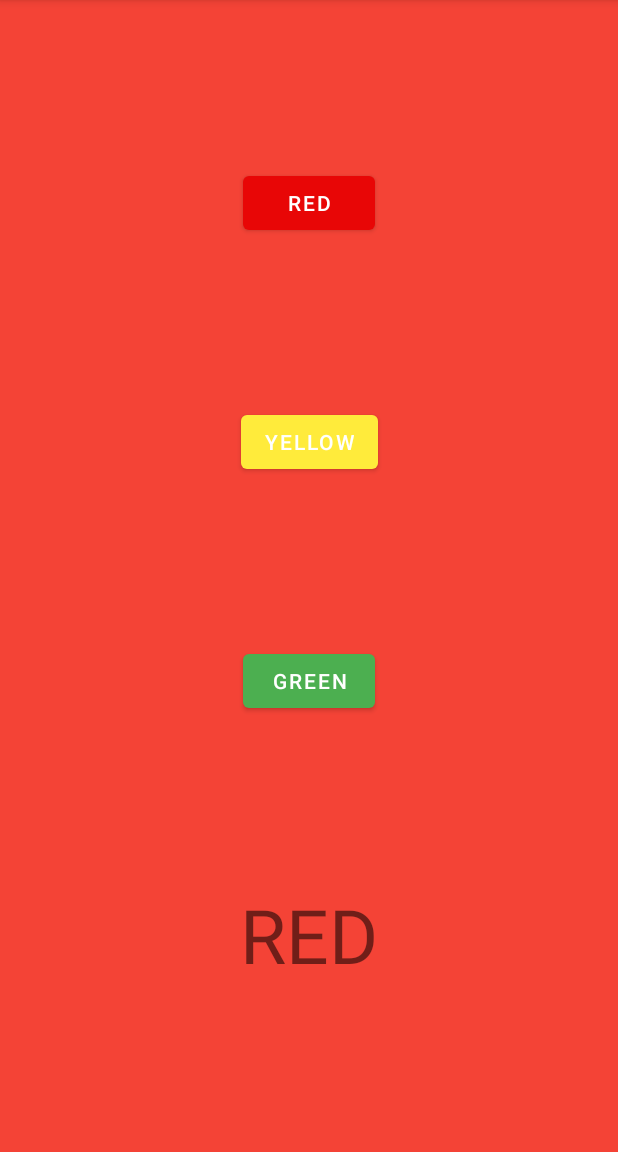
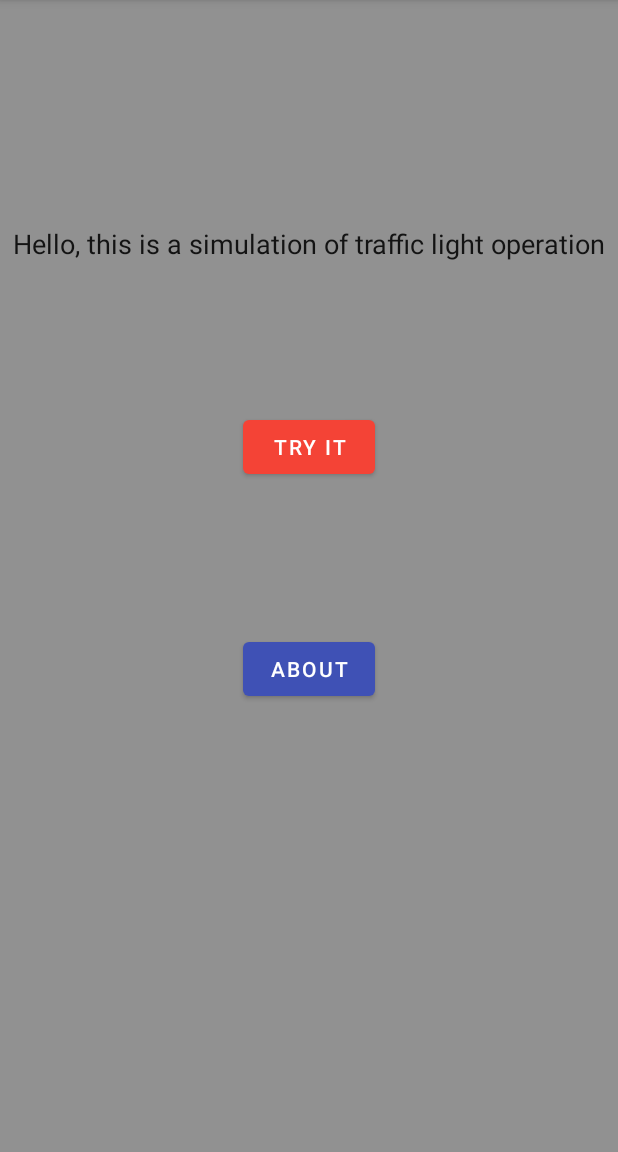
Before and after one commit to zorinivanand/Svetofor-master, an Android app: the screen it shows after launch (MainActivity before the commit, HelloActivity after it), on a phone screen of 412 x 824 dp, the part 84-1236 px from its top. Run offline under Robolectric (Android 15) with nearby library versions, the phone set to English and light mode, and no system bars.

Commit message:
add starting page

```diff
--- a/app/src/main/AndroidManifest.xml
+++ b/app/src/main/AndroidManifest.xml
@@ -9,7 +9,8 @@
         android:roundIcon="@mipmap/ic_launcher_round"
         android:supportsRtl="true"
         android:theme="@style/Theme.Svetofor">
-        <activity android:name=".MainActivity">
+        <activity android:name=".MainActivity"></activity>
+        <activity android:name=".HelloActivity">
             <intent-filter>
                 <action android:name="android.intent.action.MAIN" />
 
--- /dev/null
+++ b/app/src/main/java/ru/zorinivan/svetofor/HelloActivity.java
@@ -0,0 +1,20 @@
+package ru.zorinivan.svetofor;
+
+import androidx.appcompat.app.AppCompatActivity;
+
+import android.content.Intent;
+import android.os.Bundle;
+import android.view.View;
+
+public class HelloActivity extends AppCompatActivity {
+
+    @Override
+    protected void onCreate(Bundle savedInstanceState) {
+        super.onCreate(savedInstanceState);
+        setContentView(R.layout.activity_hello);
+    }
+    public void onTryClick(View view) {
+        Intent intent = new Intent(HelloActivity.this, MainActivity.class);
+        startActivity(intent);
+    }
+}
--- a/app/src/main/java/ru/zorinivan/svetofor/MainActivity.java
+++ b/app/src/main/java/ru/zorinivan/svetofor/MainActivity.java
@@ -37,6 +37,10 @@ public class MainActivity extends AppCompatActivity {
             mInfoTextView.setText(R.string.green);
             mConstraintLayout.setBackgroundColor(ContextCompat.getColor(this, R.color.green));
         }
+    public void onYellowButtonClick (View view){
+        mInfoTextView.setText("YELLOW");
+        mConstraintLayout.setBackgroundColor(ContextCompat.getColor(this, R.color.yellow));
+    }
 
     public void setmConstraintLayout(ConstraintLayout mConstraintLayout) {
         this.mConstraintLayout = mConstraintLayout;
--- /dev/null
+++ b/app/src/main/res/layout/activity_hello.xml
@@ -0,0 +1,47 @@
+<?xml version="1.0" encoding="utf-8"?>
+<androidx.constraintlayout.widget.ConstraintLayout xmlns:android="http://schemas.android.com/apk/res/android"
+    xmlns:app="http://schemas.android.com/apk/res-auto"
+    xmlns:tools="http://schemas.android.com/tools"
+    android:layout_width="match_parent"
+    android:layout_height="match_parent"
+    android:background="#919191"
+    tools:context=".HelloActivity">
+
+    <Button
+        android:id="@+id/buttonTry"
+        android:layout_width="wrap_content"
+        android:layout_height="wrap_content"
+        android:layout_marginTop="99dp"
+        android:onClick="onTryClick"
+        android:text="TRY IT"
+        app:backgroundTint="#F44336"
+        app:layout_constraintEnd_toEndOf="@+id/buttonAbout"
+        app:layout_constraintStart_toStartOf="@+id/buttonAbout"
+        app:layout_constraintTop_toBottomOf="@+id/textViewHello" />
+
+    <Button
+        android:id="@+id/buttonAbout"
+        android:layout_width="wrap_content"
+        android:layout_height="wrap_content"
+        android:layout_marginTop="100dp"
+        android:text="About"
+        app:backgroundTint="#3F51B5"
+        app:layout_constraintEnd_toEndOf="parent"
+        app:layout_constraintHorizontal_bias="0.5"
+        app:layout_constraintStart_toStartOf="parent"
+        app:layout_constraintTop_toBottomOf="@+id/buttonTry" />
+
+    <TextView
+        android:id="@+id/textViewHello"
+        android:layout_width="wrap_content"
+        android:layout_height="wrap_content"
+        android:layout_marginTop="150dp"
+        android:text="Hello, this is a simulation of traffic light operation"
+        android:textAppearance="@style/TextAppearance.AppCompat.Body1"
+        android:textSize="18sp"
+        android:visibility="visible"
+        app:layout_constraintEnd_toEndOf="parent"
+        app:layout_constraintHorizontal_bias="0.5"
+        app:layout_constraintStart_toStartOf="parent"
+        app:layout_constraintTop_toTopOf="parent" />
+</androidx.constraintlayout.widget.ConstraintLayout>
--- a/app/src/main/res/layout/activity_main.xml
+++ b/app/src/main/res/layout/activity_main.xml
@@ -25,9 +25,9 @@
         android:id="@+id/yellow_button"
         android:layout_width="wrap_content"
         android:layout_height="wrap_content"
+        android:onClick="onYellowButtonClick"
         android:text="@string/yellow"
         app:backgroundTint="#FFEB3B"
-        android:onClick="onClick"
         app:layout_constraintBottom_toTopOf="@+id/green_button"
         app:layout_constraintEnd_toEndOf="parent"
         app:layout_constraintHorizontal_bias="0.5"
```
